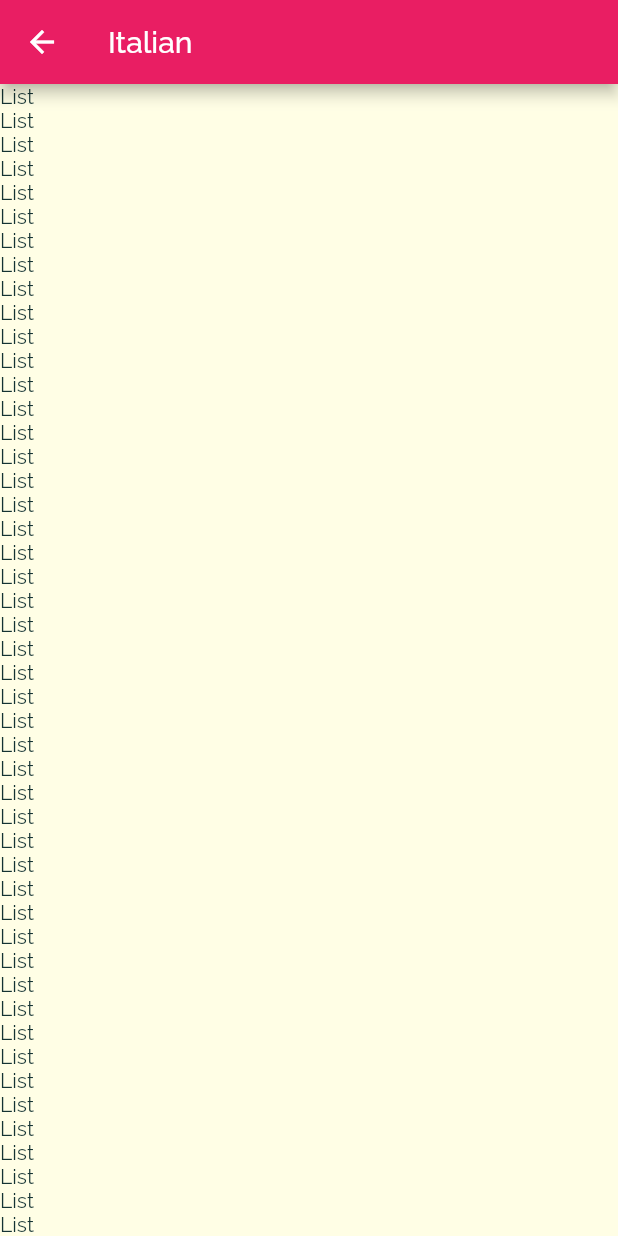
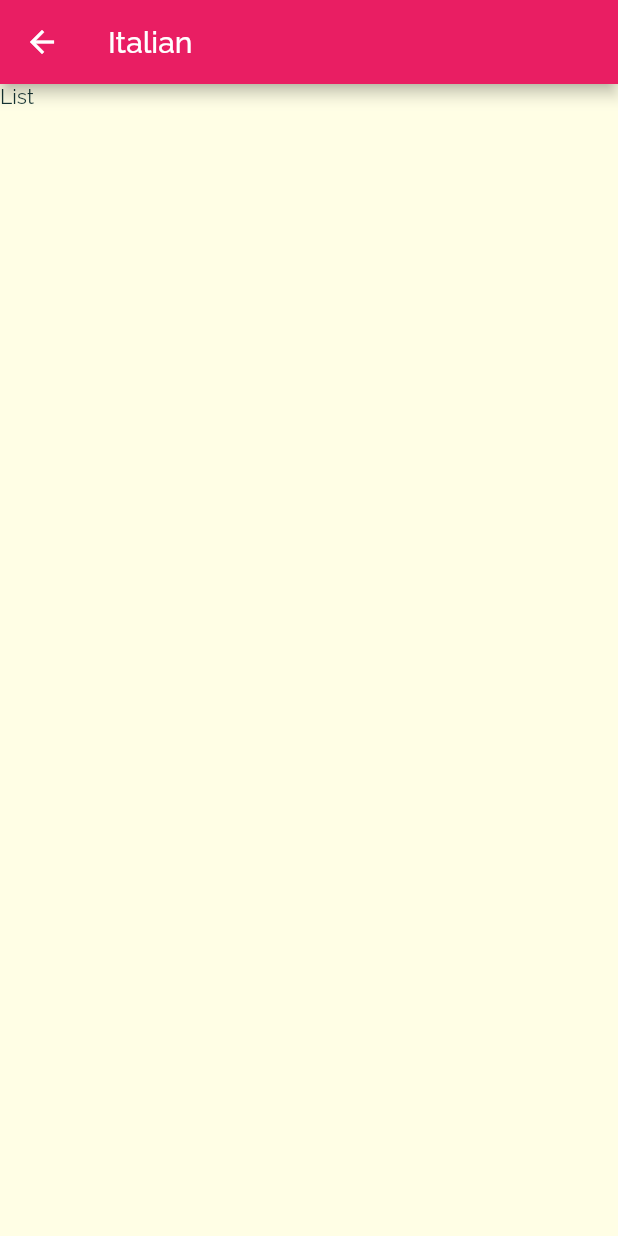
Before and after one commit to Dzaky02/flutter_meals_app, a Flutter app: the screen it shows after launch, after a tap on "Italian", on a phone screen of 412 x 824 dp. Run offline on Flutter 3.47's test engine with Material 2 defaults, Android fonts, the phone set to English and light mode, and no system bars; our stand-ins replace google_fonts.

```diff
--- a/lib/screens/category_meals_screen.dart
+++ b/lib/screens/category_meals_screen.dart
@@ -1,7 +1,10 @@
 import 'package:flutter/material.dart';
+
+import '../dummy_data.dart';
 
 class CategoryMealsScreen extends StatelessWidget {
   static const routeName = '/category-meals';
+
   // final String categoryId;
   // final String categoryTitle;
   //
@@ -14,14 +17,18 @@ class CategoryMealsScreen extends StatelessWidget {
   Widget build(BuildContext context) {
     final routeArgs =
         ModalRoute.of(context)?.settings.arguments as Map<String, String>;
-    // final categoryId = routeArgs['id'];
+    final categoryId = routeArgs['id'];
     final categoryTitle = routeArgs['title'];
+    final categoryMeals = DUMMY_MEALS.where(
+      (element) => element.categories.contains(categoryId),
+    );
 
     return Scaffold(
       appBar: AppBar(
         title: Text(categoryTitle!),
       ),
       body: ListView.builder(
+        itemCount: categoryMeals.length,
         itemBuilder: (context, index) => Text('List'),
       ),
     );
```
